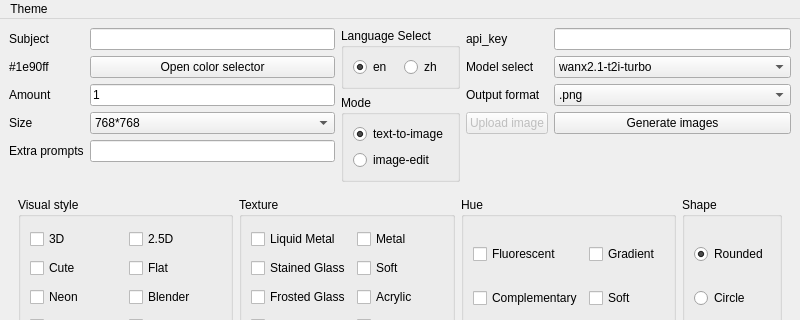
The window that Ui_MainWindow.ui (HongyiHuang398/QtIconGen_tongyi) describes before a commit, drawn with Qt 5; both pictures show x 0 to 800 and y 0 to 320 of the 800 by 600 pixel window.
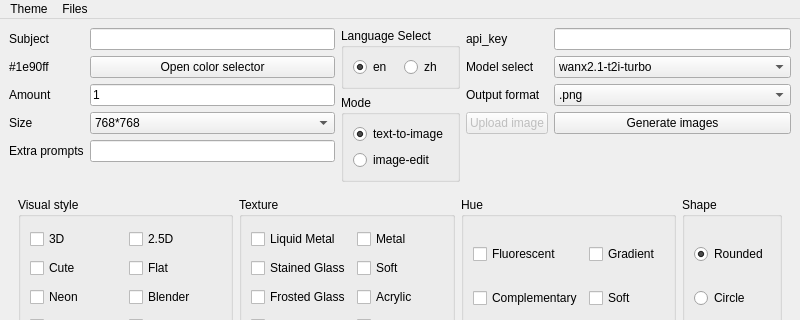
The same window after the commit.

```diff
--- a/Ui_MainWindow.ui
+++ b/Ui_MainWindow.ui
@@ -600,7 +600,14 @@
      <string>Theme</string>
     </property>
    </widget>
+   <widget class="QMenu" name="menuFiles">
+    <property name="title">
+     <string>Files</string>
+    </property>
+    <addaction name="actionOpen_Data_Folder"/>
+   </widget>
    <addaction name="menu"/>
+   <addaction name="menuFiles"/>
   </widget>
   <widget class="QStatusBar" name="statusbar"/>
  </widget>
```
Left out of the diff: 25 changed lines with no effect on the pictures.
